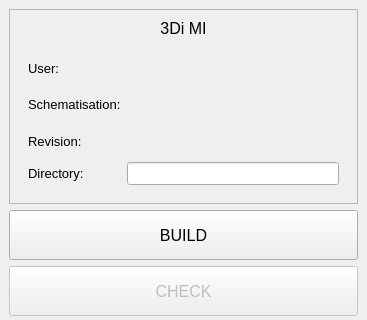
Before: the Qt Designer form threedi_api_qgis_client/ui/threedi_api_qgis_client_dockwidget_base.ui in nens/threedi-api-qgis-client, drawn with Qt 5; both pictures show x 0 to 367 and y 0 to 320 of the 367 by 750 pixel window.
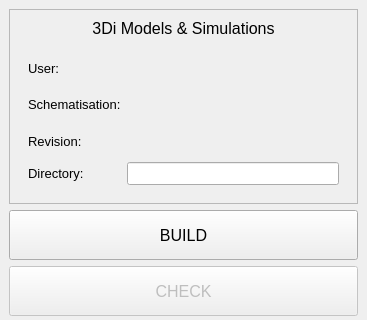
After: the same form once the commit is applied. Icons and pictures are not drawn.

The edit to the form file:
```diff
--- a/threedi_api_qgis_client/ui/threedi_api_qgis_client_dockwidget_base.ui
+++ b/threedi_api_qgis_client/ui/threedi_api_qgis_client_dockwidget_base.ui
@@ -310,7 +310,7 @@
           </font>
          </property>
          <property name="text">
-          <string>3Di MI</string>
+          <string>3Di Models &amp; Simulations</string>
          </property>
          <property name="alignment">
           <set>Qt::AlignCenter</set>
```
